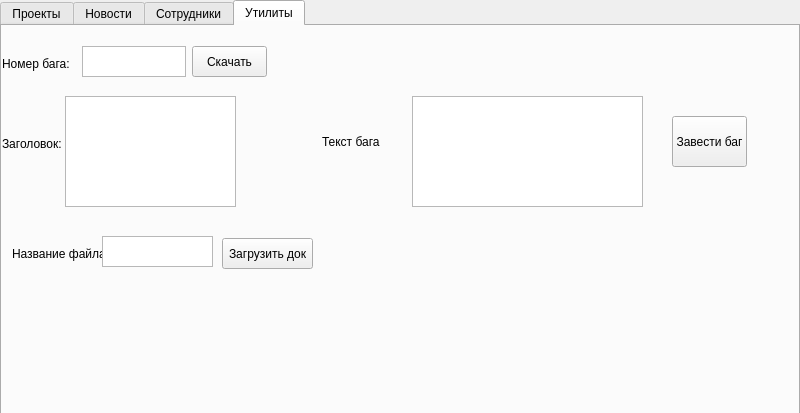
Before: the Qt Designer form gui.ui in savkind/kursach2023, drawn with Qt 5.
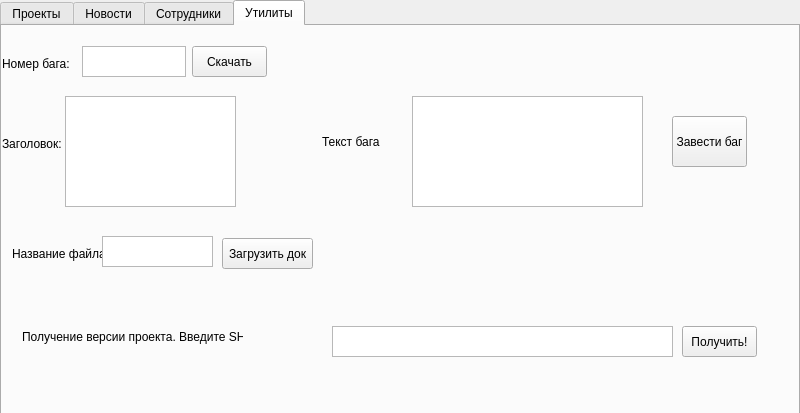
After: the same form once the commit is applied.

The edit to the form file:
```diff
--- a/gui.ui
+++ b/gui.ui
@@ -337,6 +337,42 @@
       <string>Загрузить док</string>
      </property>
     </widget>
+    <widget class="QLabel" name="label_3">
+     <property name="geometry">
+      <rect>
+       <x>20</x>
+       <y>290</y>
+       <width>221</width>
+       <height>41</height>
+      </rect>
+     </property>
+     <property name="text">
+      <string>Получение версии проекта. Введите SHA: </string>
+     </property>
+    </widget>
+    <widget class="QTextEdit" name="textBoxSha">
+     <property name="geometry">
+      <rect>
+       <x>330</x>
+       <y>300</y>
+       <width>341</width>
+       <height>31</height>
+      </rect>
+     </property>
+    </widget>
+    <widget class="QPushButton" name="buttonGetVersion">
+     <property name="geometry">
+      <rect>
+       <x>680</x>
+       <y>300</y>
+       <width>75</width>
+       <height>31</height>
+      </rect>
+     </property>
+     <property name="text">
+      <string>Получить!</string>
+     </property>
+    </widget>
    </widget>
   </widget>
  </widget>
```
